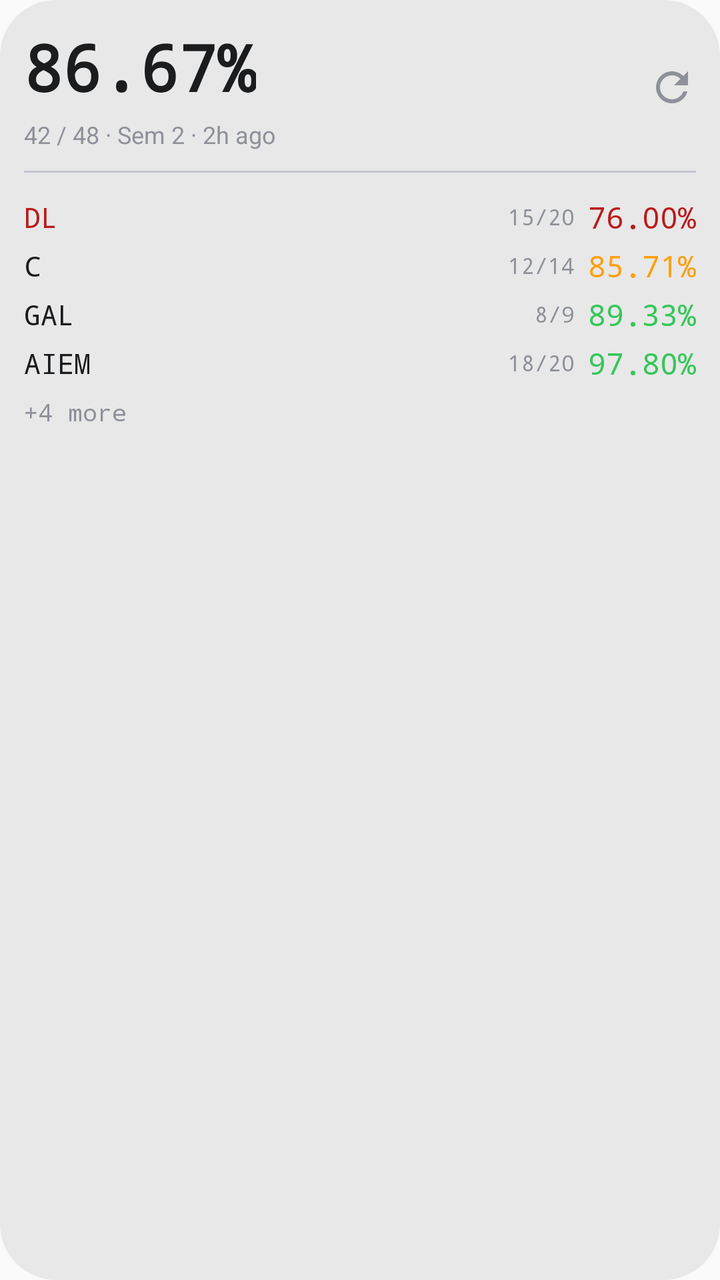
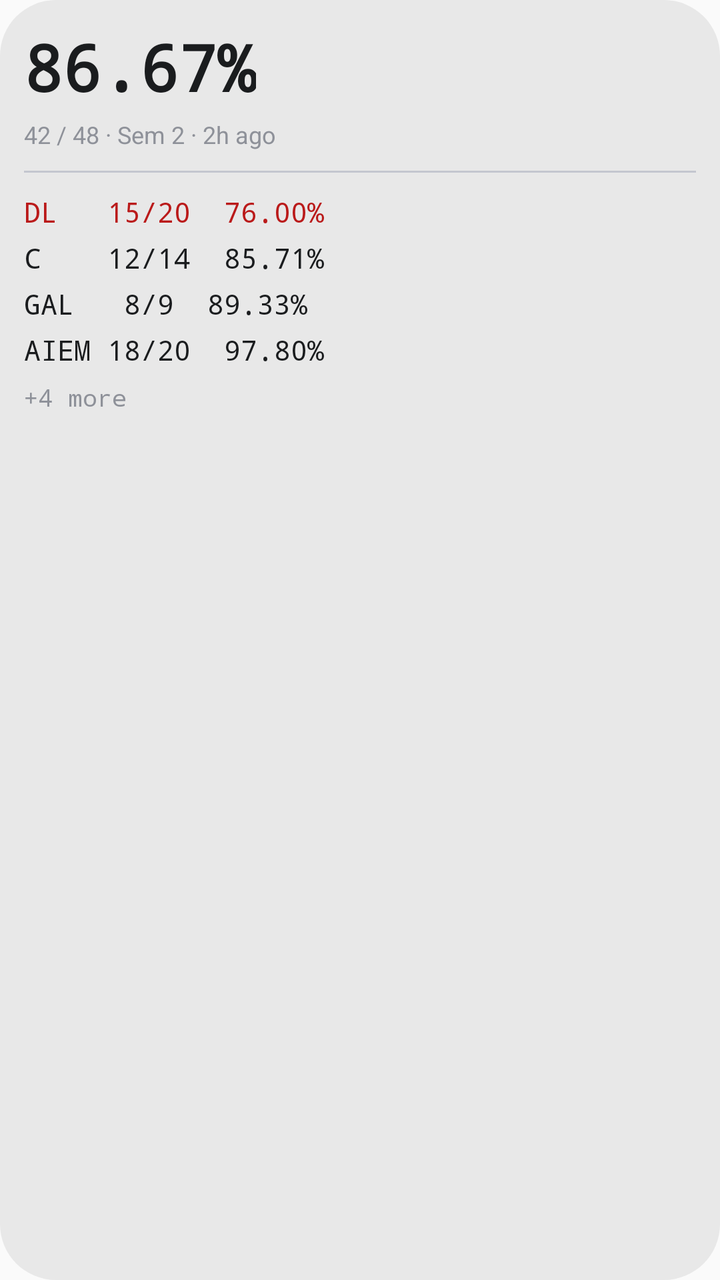

Before-and-after screenshots of an Android layout around one commit, followed by the original layout XML and the change that was made.
<!-- AndroidManifest.xml: application theme Theme.BMUAttendance -->
<!-- res/layout/widget_preview_large.xml -->
<?xml version="1.0" encoding="utf-8"?>
<LinearLayout xmlns:android="http://schemas.android.com/apk/res/android"
    android:layout_width="match_parent"
    android:layout_height="match_parent"
    android:background="@drawable/widget_background"
    android:orientation="vertical"
    android:padding="12dp">

    <LinearLayout
        android:layout_width="match_parent"
        android:layout_height="wrap_content"
        android:gravity="center_vertical"
        android:orientation="horizontal">

        <LinearLayout
            android:layout_width="0dp"
            android:layout_height="wrap_content"
            android:layout_weight="1"
            android:orientation="vertical">

            <TextView
                android:layout_width="wrap_content"
                android:layout_height="wrap_content"
                android:fontFamily="monospace"
                android:text="86.67%"
                android:textColor="@color/widget_preview_on_surface"
                android:textSize="32sp"
                android:textStyle="bold" />

            <TextView
                android:layout_width="wrap_content"
                android:layout_height="wrap_content"
                android:layout_marginTop="4dp"
                android:text="42 / 48 · Sem 2 · 2h ago"
                android:textColor="@color/widget_preview_secondary"
                android:textSize="12sp" />
        </LinearLayout>

        <ImageView
            android:layout_width="24dp"
            android:layout_height="24dp"
            android:contentDescription="@string/widget_refresh"
            android:src="@drawable/ic_refresh"
            android:tint="@color/widget_preview_secondary" />
    </LinearLayout>

    <View
        android:layout_width="match_parent"
        android:layout_height="1dp"
        android:layout_marginTop="10dp"
        android:layout_marginBottom="10dp"
        android:background="@color/widget_preview_divider" />

    <LinearLayout
        android:layout_width="match_parent"
        android:layout_height="wrap_content"
        android:gravity="center_vertical"
        android:orientation="horizontal"
        android:paddingTop="2dp"
        android:paddingBottom="2dp">

        <TextView
            android:layout_width="0dp"
            android:layout_height="wrap_content"
            android:layout_weight="1"
            android:fontFamily="monospace"
            android:text="DL"
            android:textColor="@color/widget_status_red"
            android:textSize="14sp" />

        <TextView
            android:layout_width="wrap_content"
            android:layout_height="wrap_content"
            android:fontFamily="monospace"
            android:text="15/20 "
            android:textColor="@color/widget_preview_secondary"
            android:textSize="11sp" />

        <TextView
            android:layout_width="wrap_content"
            android:layout_height="wrap_content"
            android:fontFamily="monospace"
            android:text="76.00%"
            android:textColor="@color/widget_status_red"
            android:textSize="15sp" />
    </LinearLayout>

    <LinearLayout
        android:layout_width="match_parent"
        android:layout_height="wrap_content"
        android:gravity="center_vertical"
        android:orientation="horizontal"
        android:paddingTop="2dp"
        android:paddingBottom="2dp">

        <TextView
            android:layout_width="0dp"
            android:layout_height="wrap_content"
            android:layout_weight="1"
            android:fontFamily="monospace"
            android:text="C"
            android:textColor="@color/widget_preview_on_surface"
            android:textSize="14sp" />

        <TextView
            android:layout_width="wrap_content"
            android:layout_height="wrap_content"
            android:fontFamily="monospace"
            android:text="12/14 "
            android:textColor="@color/widget_preview_secondary"
            android:textSize="11sp" />

        <TextView
            android:layout_width="wrap_content"
            android:layout_height="wrap_content"
            android:fontFamily="monospace"
            android:text="85.71%"
            android:textColor="@color/widget_status_yellow"
            android:textSize="15sp" />
    </LinearLayout>

    <LinearLayout
        android:layout_width="match_parent"
        android:layout_height="wrap_content"
        android:gravity="center_vertical"
        android:orientation="horizontal"
        android:paddingTop="2dp"
        android:paddingBottom="2dp">

        <TextView
            android:layout_width="0dp"
            android:layout_height="wrap_content"
            android:layout_weight="1"
            android:fontFamily="monospace"
            android:text="GAL"
            android:textColor="@color/widget_preview_on_surface"
            android:textSize="14sp" />

        <TextView
            android:layout_width="wrap_content"
            android:layout_height="wrap_content"
            android:fontFamily="monospace"
            android:text="8/9 "
            android:textColor="@color/widget_preview_secondary"
            android:textSize="11sp" />

        <TextView
            android:layout_width="wrap_content"
            android:layout_height="wrap_content"
            android:fontFamily="monospace"
            android:text="89.33%"
            android:textColor="@color/widget_status_green"
            android:textSize="15sp" />
    </LinearLayout>

    <LinearLayout
        android:layout_width="match_parent"
        android:layout_height="wrap_content"
        android:gravity="center_vertical"
        android:orientation="horizontal"
        android:paddingTop="2dp"
        android:paddingBottom="2dp">

        <TextView
            android:layout_width="0dp"
            android:layout_height="wrap_content"
            android:layout_weight="1"
            android:fontFamily="monospace"
            android:text="AIEM"
            android:textColor="@color/widget_preview_on_surface"
            android:textSize="14sp" />

        <TextView
            android:layout_width="wrap_content"
            android:layout_height="wrap_content"
            android:fontFamily="monospace"
            android:text="18/20 "
            android:textColor="@color/widget_preview_secondary"
            android:textSize="11sp" />

        <TextView
            android:layout_width="wrap_content"
            android:layout_height="wrap_content"
            android:fontFamily="monospace"
            android:text="97.80%"
            android:textColor="@color/widget_status_green"
            android:textSize="15sp" />
    </LinearLayout>

    <TextView
        android:layout_width="wrap_content"
        android:layout_height="wrap_content"
        android:layout_marginTop="4dp"
        android:fontFamily="monospace"
        android:text="+4 more"
        android:textColor="@color/widget_preview_secondary"
        android:textSize="12sp" />

</LinearLayout>
<!-- resources referenced by this layout -->
<resources>
  <color name="widget_preview_divider">#C4C6CF</color>
  <color name="widget_preview_on_surface">#1A1C1E</color>
  <color name="widget_preview_secondary">#8E9199</color>
  <color name="widget_status_green">#34C759</color>
  <color name="widget_status_red">#BA1A1A</color>
  <color name="widget_status_yellow">#FF9F0A</color>
  <!-- drawable ic_refresh (drawable) -->
  <?xml version="1.0" encoding="utf-8"?>
  <vector xmlns:android="http://schemas.android.com/apk/res/android"
      android:width="24dp"
      android:height="24dp"
      android:viewportWidth="24"
      android:viewportHeight="24">
      <path
          android:fillColor="#FF000000"
          android:pathData="M17.65,6.35C16.2,4.9 14.21,4 12,4c-4.42,0 -7.99,3.58 -7.99,8s3.57,8 7.99,8c3.73,0 6.84,-2.55 7.73,-6h-2.08c-0.82,2.33 -3.04,4 -5.65,4 -3.31,0 -6,-2.69 -6,-6s2.69,-6 6,-6c1.66,0 3.14,0.69 4.22,1.78L13,11h7V4l-2.35,2.35z" />
  </vector>
  <!-- drawable widget_background (drawable) -->
  <?xml version="1.0" encoding="utf-8"?>
  <shape xmlns:android="http://schemas.android.com/apk/res/android"
      android:shape="rectangle">
      <solid android:color="@color/widget_background" />
      <corners android:radius="28dp" />
  </shape>
  <string name="widget_refresh">Refresh</string>
  <style name="Theme.BMUAttendance" parent="android:Theme.Material.Light.NoActionBar">
          <item name="android:statusBarColor">@android:color/transparent</item>
          <item name="android:navigationBarColor">@android:color/transparent</item>
          <item name="android:windowLightStatusBar">true</item>
      </style>
  <color name="widget_background">#E8E8E8</color>
</resources>

<!-- the commit's change to res/layout/widget_preview_large.xml (unified diff, before → after) -->
@@ -6,43 +6,22 @@
     android:orientation="vertical"
     android:padding="12dp">
 
-    <LinearLayout
-        android:layout_width="match_parent"
+    <TextView
+        android:layout_width="wrap_content"
         android:layout_height="wrap_content"
-        android:gravity="center_vertical"
-        android:orientation="horizontal">
+        android:fontFamily="monospace"
+        android:text="86.67%"
+        android:textColor="@color/widget_preview_on_surface"
+        android:textSize="32sp"
+        android:textStyle="bold" />
 
-        <LinearLayout
-            android:layout_width="0dp"
-            android:layout_height="wrap_content"
-            android:layout_weight="1"
-            android:orientation="vertical">
-
-            <TextView
-                android:layout_width="wrap_content"
-                android:layout_height="wrap_content"
-                android:fontFamily="monospace"
-                android:text="86.67%"
-                android:textColor="@color/widget_preview_on_surface"
-                android:textSize="32sp"
-                android:textStyle="bold" />
-
-            <TextView
-                android:layout_width="wrap_content"
-                android:layout_height="wrap_content"
-                android:layout_marginTop="4dp"
-                android:text="42 / 48 · Sem 2 · 2h ago"
-                android:textColor="@color/widget_preview_secondary"
-                android:textSize="12sp" />
-        </LinearLayout>
-
-        <ImageView
-            android:layout_width="24dp"
-            android:layout_height="24dp"
-            android:contentDescription="@string/widget_refresh"
-            android:src="@drawable/ic_refresh"
-            android:tint="@color/widget_preview_secondary" />
-    </LinearLayout>
+    <TextView
+        android:layout_width="wrap_content"
+        android:layout_height="wrap_content"
+        android:layout_marginTop="4dp"
+        android:text="42 / 48 · Sem 2 · 2h ago"
+        android:textColor="@color/widget_preview_secondary"
+        android:textSize="12sp" />
 
     <View
         android:layout_width="match_parent"
@@ -51,146 +30,45 @@
         android:layout_marginBottom="10dp"
         android:background="@color/widget_preview_divider" />
 
-    <LinearLayout
+    <TextView
         android:layout_width="match_parent"
         android:layout_height="wrap_content"
-        android:gravity="center_vertical"
-        android:orientation="horizontal"
-        android:paddingTop="2dp"
-        android:paddingBottom="2dp">
+        android:fontFamily="monospace"
+        android:text="DL   15/20  76.00%"
+        android:textColor="@color/widget_status_red"
+        android:textSize="14sp" />
 
-        <TextView
-            android:layout_width="0dp"
-            android:layout_height="wrap_content"
-            android:layout_weight="1"
-            android:fontFamily="monospace"
-            android:text="DL"
-            android:textColor="@color/widget_status_red"
-            android:textSize="14sp" />
-
-        <TextView
-            android:layout_width="wrap_content"
-            android:layout_height="wrap_content"
-            android:fontFamily="monospace"
-            android:text="15/20 "
-            android:textColor="@color/widget_preview_secondary"
-            android:textSize="11sp" />
-
-        <TextView
-            android:layout_width="wrap_content"
-            android:layout_height="wrap_content"
-            android:fontFamily="monospace"
-            android:text="76.00%"
-            android:textColor="@color/widget_status_red"
-            android:textSize="15sp" />
-    </LinearLayout>
-
-    <LinearLayout
+    <TextView
         android:layout_width="match_parent"
         android:layout_height="wrap_content"
-        android:gravity="center_vertical"
-        android:orientation="horizontal"
-        android:paddingTop="2dp"
-        android:paddingBottom="2dp">
+        android:layout_marginTop="4dp"
+        android:fontFamily="monospace"
+        android:text="C    12/14  85.71%"
+        android:textColor="@color/widget_preview_on_surface"
+        android:textSize="14sp" />
 
-        <TextView
-            android:layout_width="0dp"
-            android:layout_height="wrap_content"
-            android:layout_weight="1"
-            android:fontFamily="monospace"
-            android:text="C"
-            android:textColor="@color/widget_preview_on_surface"
-            android:textSize="14sp" />
-
-        <TextView
-            android:layout_width="wrap_content"
-            android:layout_height="wrap_content"
-            android:fontFamily="monospace"
-            android:text="12/14 "
-            android:textColor="@color/widget_preview_secondary"
-            android:textSize="11sp" />
-
-        <TextView
-            android:layout_width="wrap_content"
-            android:layout_height="wrap_content"
-            android:fontFamily="monospace"
-            android:text="85.71%"
-            android:textColor="@color/widget_status_yellow"
-            android:textSize="15sp" />
-    </LinearLayout>
-
-    <LinearLayout
+    <TextView
         android:layout_width="match_parent"
         android:layout_height="wrap_content"
-        android:gravity="center_vertical"
-        android:orientation="horizontal"
-        android:paddingTop="2dp"
-        android:paddingBottom="2dp">
+        android:layout_marginTop="4dp"
+        android:fontFamily="monospace"
+        android:text="GAL   8/9  89.33%"
+        android:textColor="@color/widget_preview_on_surface"
+        android:textSize="14sp" />
 
-        <TextView
-            android:layout_width="0dp"
-            android:layout_height="wrap_content"
-            android:layout_weight="1"
-            android:fontFamily="monospace"
-            android:text="GAL"
-            android:textColor="@color/widget_preview_on_surface"
-            android:textSize="14sp" />
-
-        <TextView
-            android:layout_width="wrap_content"
-            android:layout_height="wrap_content"
-            android:fontFamily="monospace"
-            android:text="8/9 "
-            android:textColor="@color/widget_preview_secondary"
-            android:textSize="11sp" />
-
-        <TextView
-            android:layout_width="wrap_content"
-            android:layout_height="wrap_content"
-            android:fontFamily="monospace"
-            android:text="89.33%"
-            android:textColor="@color/widget_status_green"
-            android:textSize="15sp" />
-    </LinearLayout>
-
-    <LinearLayout
+    <TextView
         android:layout_width="match_parent"
         android:layout_height="wrap_content"
-        android:gravity="center_vertical"
-        android:orientation="horizontal"
-        android:paddingTop="2dp"
-        android:paddingBottom="2dp">
-
-        <TextView
-            android:layout_width="0dp"
-            android:layout_height="wrap_content"
-            android:layout_weight="1"
-            android:fontFamily="monospace"
-            android:text="AIEM"
-            android:textColor="@color/widget_preview_on_surface"
-            android:textSize="14sp" />
-
-        <TextView
-            android:layout_width="wrap_content"
-            android:layout_height="wrap_content"
-            android:fontFamily="monospace"
-            android:text="18/20 "
-            android:textColor="@color/widget_preview_secondary"
-            android:textSize="11sp" />
-
-        <TextView
-            android:layout_width="wrap_content"
-            android:layout_height="wrap_content"
-            android:fontFamily="monospace"
-            android:text="97.80%"
-            android:textColor="@color/widget_status_green"
-            android:textSize="15sp" />
-    </LinearLayout>
+        android:layout_marginTop="4dp"
+        android:fontFamily="monospace"
+        android:text="AIEM 18/20  97.80%"
+        android:textColor="@color/widget_preview_on_surface"
+        android:textSize="14sp" />
 
     <TextView
         android:layout_width="wrap_content"
         android:layout_height="wrap_content"
-        android:layout_marginTop="4dp"
+        android:layout_marginTop="6dp"
         android:fontFamily="monospace"
         android:text="+4 more"
         android:textColor="@color/widget_preview_secondary"
<!-- resource entries referenced after the edit -->
@@ -3,20 +3,7 @@
   <color name="widget_preview_divider">#C4C6CF</color>
   <color name="widget_preview_on_surface">#1A1C1E</color>
   <color name="widget_preview_secondary">#8E9199</color>
-  <color name="widget_status_green">#34C759</color>
   <color name="widget_status_red">#BA1A1A</color>
-  <color name="widget_status_yellow">#FF9F0A</color>
-  <!-- drawable ic_refresh (drawable) -->
-  <?xml version="1.0" encoding="utf-8"?>
-  <vector xmlns:android="http://schemas.android.com/apk/res/android"
-      android:width="24dp"
-      android:height="24dp"
-      android:viewportWidth="24"
-      android:viewportHeight="24">
-      <path
-          android:fillColor="#FF000000"
-          android:pathData="M17.65,6.35C16.2,4.9 14.21,4 12,4c-4.42,0 -7.99,3.58 -7.99,8s3.57,8 7.99,8c3.73,0 6.84,-2.55 7.73,-6h-2.08c-0.82,2.33 -3.04,4 -5.65,4 -3.31,0 -6,-2.69 -6,-6s2.69,-6 6,-6c1.66,0 3.14,0.69 4.22,1.78L13,11h7V4l-2.35,2.35z" />
-  </vector>
   <!-- drawable widget_background (drawable) -->
   <?xml version="1.0" encoding="utf-8"?>
   <shape xmlns:android="http://schemas.android.com/apk/res/android"
@@ -24,7 +11,6 @@
       <solid android:color="@color/widget_background" />
       <corners android:radius="28dp" />
   </shape>
-  <string name="widget_refresh">Refresh</string>
   <style name="Theme.BMUAttendance" parent="android:Theme.Material.Light.NoActionBar">
           <item name="android:statusBarColor">@android:color/transparent</item>
           <item name="android:navigationBarColor">@android:color/transparent</item>
